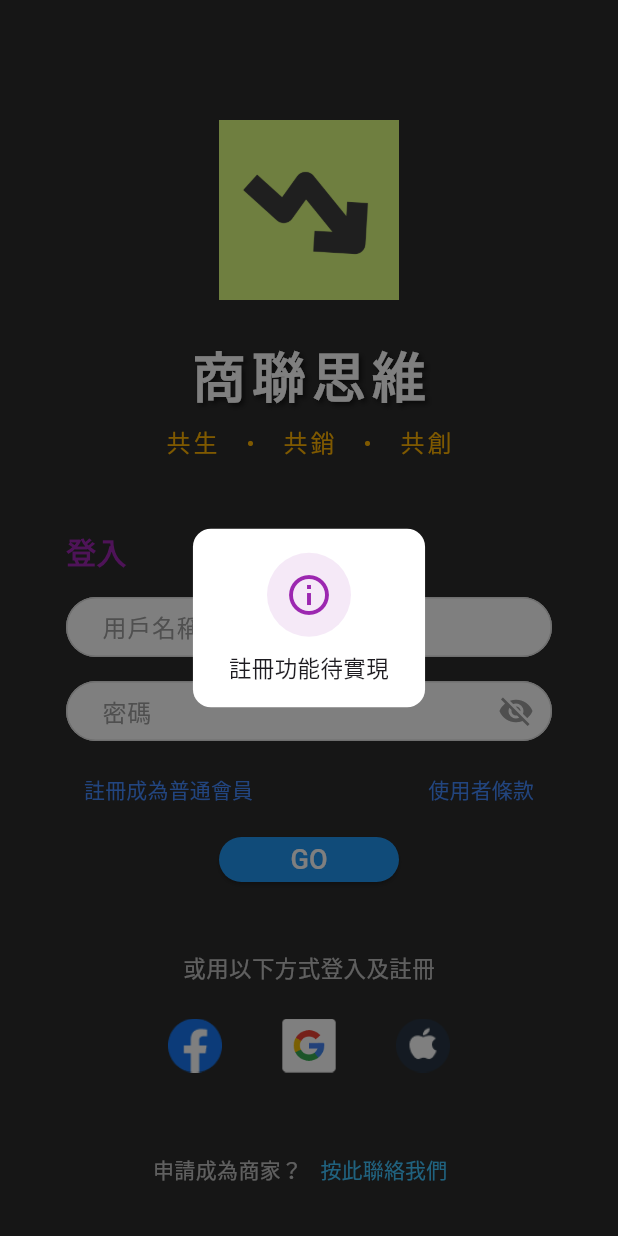
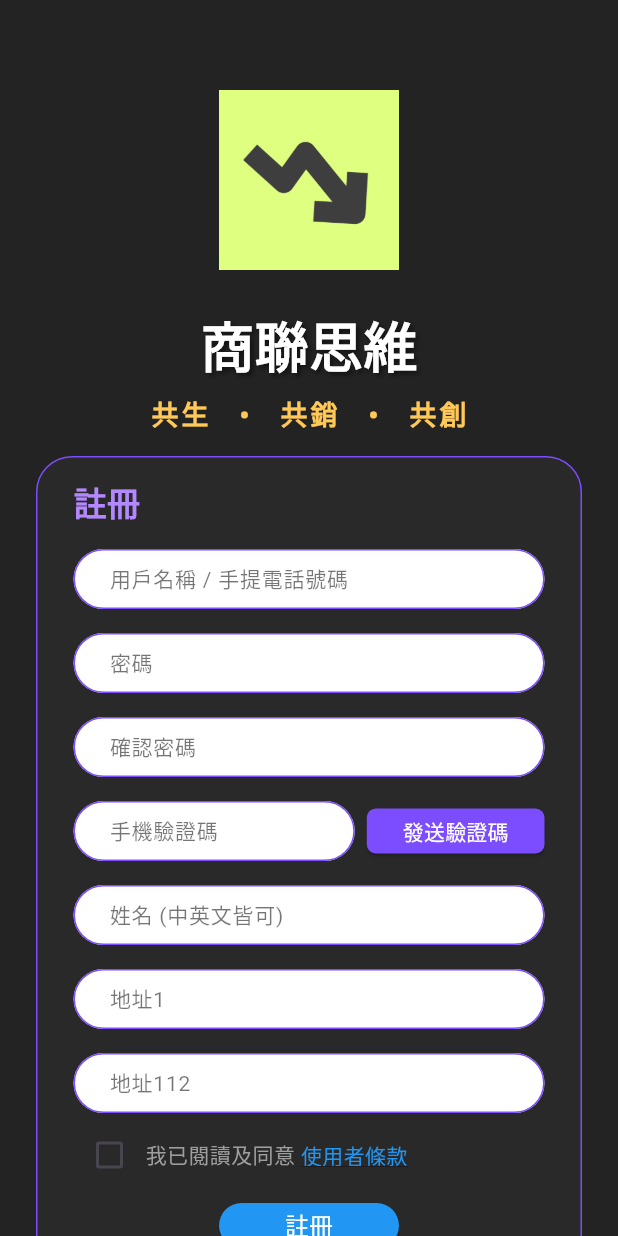
Before and after one commit to wangqiwei66/business_synerthink, a Flutter app: the screen it shows after launch, after a tap on "註冊成為普通會員", on a phone screen of 412 x 824 dp. Run offline on Flutter 3.47's test engine with Material 3 defaults, Android fonts, the phone set to English and light mode, and no system bars; drawn by our look-alikes of flutter_animate; our stand-ins replace auto_size_text, cached_network_image, dio, fl_chart, flutter_easyloading, flutter_easyrefresh and 13 more; missing offline and left inert: dart:ffi, flutter_cupertino_datetime_picker, fluwx, jwt_decode, qr_code_scanner; accounts and stored records are empty; Roboto replaces fonts that are missing (PingFang SC).

Commit message:
重构登录模块，调整文件结构并实现注册逻辑

```diff
--- a/lib/app/common/app_helper.dart
+++ b/lib/app/common/app_helper.dart
@@ -9,7 +9,7 @@ import 'package:tiny_weight/app/common/shared_info.dart';
 import 'package:tiny_weight/app/common/webview/content_webview.dart';
 import 'package:tiny_weight/app/pages/common/scan_code_view.dart';
 import 'package:tiny_weight/app/pages/common/signature_page.dart';
-import 'package:tiny_weight/app/pages/login_view.dart';
+import 'package:tiny_weight/app/pages/login/login_view.dart';
 import 'package:tiny_weight/app/pages/main_view.dart';
 import 'package:tiny_weight/app/service/api_service.dart';
 import 'package:tiny_weight/app/models/user_info/user_info.dart';
--- a/lib/app/pages/login_logic.dart
+++ b/lib/app/pages/login/login_logic.dart
@@ -3,6 +3,7 @@ import 'package:flutter_easyloading/flutter_easyloading.dart';
 import 'package:get/get.dart';
 import 'package:tiny_weight/app/pages/main_view.dart';
 import 'package:tiny_weight/app/widgets/toast.dart';
+import 'package:tiny_weight/app/pages/login/register_view.dart';
 
 class LoginLogic extends GetxController {
   final usernameController = TextEditingController();
@@ -23,8 +24,8 @@ class LoginLogic extends GetxController {
   }
 
   void onRegister() {
-    // TODO: 跳轉到註冊頁
-    EasyLoading.showInfo('註冊功能待實現');
+    // 跳轉到註冊頁
+    Get.to(() => RegisterView(), transition: Transition.fadeIn);
   }
 
   void onTerms() {
--- /dev/null
+++ b/lib/app/pages/login/register_logic.dart
@@ -0,0 +1,55 @@
+import 'package:flutter/material.dart';
+import 'package:flutter_easyloading/flutter_easyloading.dart';
+import 'package:get/get.dart';
+
+class RegisterLogic extends GetxController {
+  final usernameController = TextEditingController();
+  final passwordController = TextEditingController();
+  final confirmPasswordController = TextEditingController();
+  final smsCodeController = TextEditingController();
+  final nameController = TextEditingController();
+  final address1Controller = TextEditingController();
+  final address2Controller = TextEditingController();
+
+  final agreeTerms = false.obs;
+
+  void toggleAgreeTerms(bool? value) {
+    agreeTerms.value = value ?? false;
+  }
+
+  void sendSmsCode() {
+    // TODO: 實現發送驗證碼邏輯
+    EasyLoading.showInfo('發送驗證碼功能待實現');
+  }
+
+  void onRegister() {
+    // TODO: 實現註冊邏輯
+    if (!agreeTerms.value) {
+      EasyLoading.showInfo('請先同意使用者條款');
+      return;
+    }
+    EasyLoading.showInfo('註冊功能待實現');
+  }
+
+  void onTerms() {
+    // TODO: 跳轉到使用者條款頁
+    EasyLoading.showInfo('使用者條款功能待實現');
+  }
+
+  void onContactUs() {
+    // TODO: 跳轉到聯絡我們頁
+    EasyLoading.showInfo('聯絡我們功能待實現');
+  }
+
+  @override
+  void onClose() {
+    usernameController.dispose();
+    passwordController.dispose();
+    confirmPasswordController.dispose();
+    smsCodeController.dispose();
+    nameController.dispose();
+    address1Controller.dispose();
+    address2Controller.dispose();
+    super.onClose();
+  }
+}
--- /dev/null
+++ b/lib/app/pages/login/register_view.dart
@@ -0,0 +1,227 @@
+import 'package:flutter/material.dart';
+import 'package:get/get.dart';
+import 'package:tiny_weight/app/common/widget_extention.dart';
+import 'package:tiny_weight/app/config/path.dart';
+import 'package:tiny_weight/app/widgets/toast.dart';
+import 'register_logic.dart';
+
+class RegisterView extends StatelessWidget {
+  final logic = Get.put(RegisterLogic());
+
+  RegisterView({super.key});
+
+  @override
+  Widget build(BuildContext context) {
+    return Scaffold(
+      backgroundColor: const Color(0xFF232323),
+      body: Center(
+        child: SingleChildScrollView(
+          child: Padding(
+            padding: const EdgeInsets.symmetric(horizontal: 24.0),
+            child: Column(
+              mainAxisAlignment: MainAxisAlignment.center,
+              children: [
+                const SizedBox(
+                  height: 60,
+                ),
+                // Logo
+                Padding(
+                  padding: const EdgeInsets.only(bottom: 24.0),
+                  child: Image.asset(
+                    '${base_img_path}app_icon.png',
+                    width: 120,
+                  ),
+                ),
+                // 标题
+                Text(
+                  '商聯思維',
+                  style: TextStyle(
+                    color: Colors.white,
+                    fontSize: 36,
+                    fontWeight: FontWeight.bold,
+                    shadows: [
+                      Shadow(
+                        color: Colors.black.withOpacity(0.5),
+                        offset: const Offset(2, 2),
+                        blurRadius: 4,
+                      ),
+                    ],
+                  ),
+                ).animationSlideYFadein(),
+                const SizedBox(height: 8),
+                // 副标题
+                const Text(
+                  '共生  ・  共銷  ・  共創',
+                  style: TextStyle(
+                    color: Color(0xFFFFC857),
+                    fontSize: 18,
+                    fontWeight: FontWeight.w600,
+                    letterSpacing: 2,
+                  ),
+                ).animationSlideYFadein(),
+                const SizedBox(height: 14),
+                // 注册表单
+                Container(
+                  padding:
+                      const EdgeInsets.symmetric(horizontal: 24, vertical: 14),
+                  decoration: BoxDecoration(
+                    color: const Color(0xFF292929),
+                    borderRadius: BorderRadius.circular(24),
+                    border:
+                        Border.all(color: const Color(0xFF7C4DFF), width: 1),
+                  ),
+                  child: Column(
+                    crossAxisAlignment: CrossAxisAlignment.start,
+                    children: [
+                      const Text(
+                        '註冊',
+                        style: TextStyle(
+                          color: Color(0xFFB388FF),
+                          fontSize: 22,
+                          fontWeight: FontWeight.bold,
+                        ),
+                      ),
+                      const SizedBox(height: 16),
+                      _buildTextField(
+                          logic.usernameController, '用戶名稱 / 手提電話號碼'),
+                      const SizedBox(height: 16),
+                      _buildTextField(logic.passwordController, '密碼',
+                          obscure: true),
+                      const SizedBox(height: 16),
+                      _buildTextField(logic.confirmPasswordController, '確認密碼',
+                          obscure: true),
+                      const SizedBox(height: 16),
+                      Row(
+                        children: [
+                          Expanded(
+                            child: _buildTextField(
+                                logic.smsCodeController, '手機驗證碼'),
+                          ),
+                          const SizedBox(width: 8),
+                          SizedBox(
+                            height: 30,
+                            child: ElevatedButton(
+                              style: ElevatedButton.styleFrom(
+                                backgroundColor: const Color(0xFF7C4DFF),
+                                shape: RoundedRectangleBorder(
+                                  borderRadius: BorderRadius.circular(6),
+                                ),
+                              ),
+                              onPressed: logic.sendSmsCode,
+                              child: const Text('發送驗證碼',
+                                  style: TextStyle(color: Colors.white)),
+                            ),
+                          ),
+                        ],
+                      ),
+                      const SizedBox(height: 16),
+                      _buildTextField(logic.nameController, '姓名 (中英文皆可)'),
+                      const SizedBox(height: 16),
+                      _buildTextField(logic.address1Controller, '地址1'),
+                      const SizedBox(height: 16),
+                      _buildTextField(logic.address2Controller, '地址112'),
+                      const SizedBox(height: 4),
+                      Row(
+                        children: [
+                          Obx(() => Checkbox(
+                                value: logic.agreeTerms.value,
+                                onChanged: logic.toggleAgreeTerms,
+                                activeColor: const Color(0xFF7C4DFF),
+                              )),
+                          const Text(
+                            '我已閱讀及同意 ',
+                            style: TextStyle(
+                              color: Colors.grey,
+                            ),
+                          ),
+                          GestureDetector(
+                            onTap: logic.onTerms,
+                            child: const Text(
+                              '使用者條款',
+                              style: TextStyle(
+                                color: Color(0xFF2196F3),
+                                decoration: TextDecoration.underline,
+                              ),
+                            ),
+                          ),
+                        ],
+                      ),
+                      const SizedBox(height: 8),
+                      Center(
+                        child: SizedBox(
+                          height: 30,
+                          width: 120,
+                          child: ElevatedButton(
+                            style: ElevatedButton.styleFrom(
+                              backgroundColor: const Color(0xFF2196F3),
+                              shape: RoundedRectangleBorder(
+                                borderRadius: BorderRadius.circular(24),
+                              ),
+                            ),
+                            onPressed: logic.onRegister,
+                            child: const Text('註冊',
+                                style: TextStyle(
+                                    fontSize: 16, color: Colors.white)),
+                          ),
+                        ),
+                      ),
+                    ],
+                  ),
+                ),
+                const SizedBox(height: 24),
+                Row(
+                  mainAxisAlignment: MainAxisAlignment.center,
+                  children: [
+                    const Text('申請成為商家？',
+                        style: TextStyle(color: Colors.white70)),
+                    GestureDetector(
+                      onTap: logic.onContactUs,
+                      child: const Text(
+                        ' 按此聯絡我們',
+                        style: TextStyle(
+                          color: Color(0xFF2196F3),
+                          decoration: TextDecoration.underline,
+                        ),
+                      ),
+                    ),
+                  ],
+                ),
+                const SizedBox(
+                  height: 40,
+                )
+              ],
+            ),
+          ),
+        ),
+      ),
+    );
+  }
+
+  Widget _buildTextField(TextEditingController controller, String hint,
+      {bool obscure = false}) {
+    return SizedBox(
+      height: 40,
+      child: TextField(
+        controller: controller,
+        obscureText: obscure,
+        style: const TextStyle(color: Colors.white, fontSize: 14),
+        decoration: InputDecoration(
+          hintText: hint,
+          hintStyle: const TextStyle(color: Colors.black54, fontSize: 14),
+          filled: true,
+          fillColor: Colors.white,
+          enabledBorder: OutlineInputBorder(
+            borderRadius: BorderRadius.circular(24),
+            borderSide: const BorderSide(color: Color(0xFF7C4DFF)),
+          ),
+          focusedBorder: OutlineInputBorder(
+            borderRadius: BorderRadius.circular(24),
+            borderSide: const BorderSide(color: Color(0xFF2196F3)),
+          ),
+          contentPadding:
+              const EdgeInsets.symmetric(horizontal: 20, vertical: 0),
+        ),
+      ),
+    );
+  }
+}
--- a/lib/main.dart
+++ b/lib/main.dart
@@ -14,7 +14,7 @@ import 'package:tiny_weight/app/config/color.dart';
 import 'package:tiny_weight/app/config/const.dart';
 import 'package:tiny_weight/app/controllers/scan_controller.dart';
 import 'package:tiny_weight/app/controllers/user_controller.dart';
-import 'package:tiny_weight/app/pages/login_view.dart';
+import 'package:tiny_weight/app/pages/login/login_view.dart';
 import 'package:tiny_weight/app/pages/main_view.dart';
 import 'package:tiny_weight/app/service/api_service.dart';
 import 'package:tiny_weight/app/models/user_info/user_info.dart';
```
Also changed, not shown: lib/app/pages/login/login_view.dart (renamed from lib/app/pages/login_view.dart).
